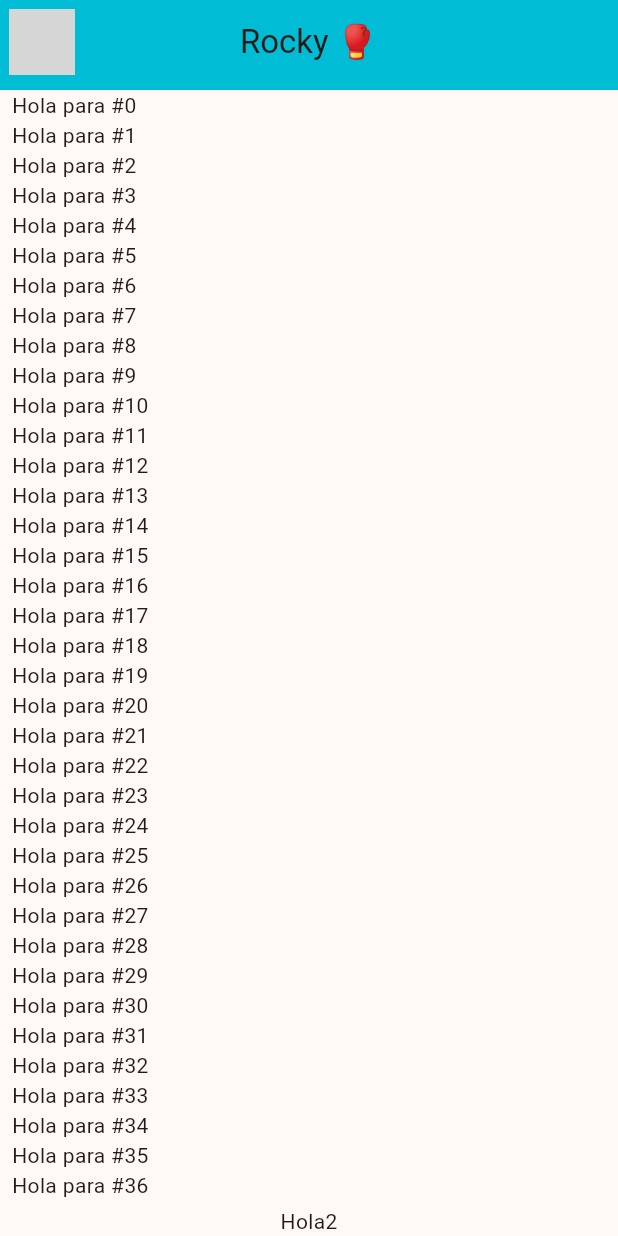
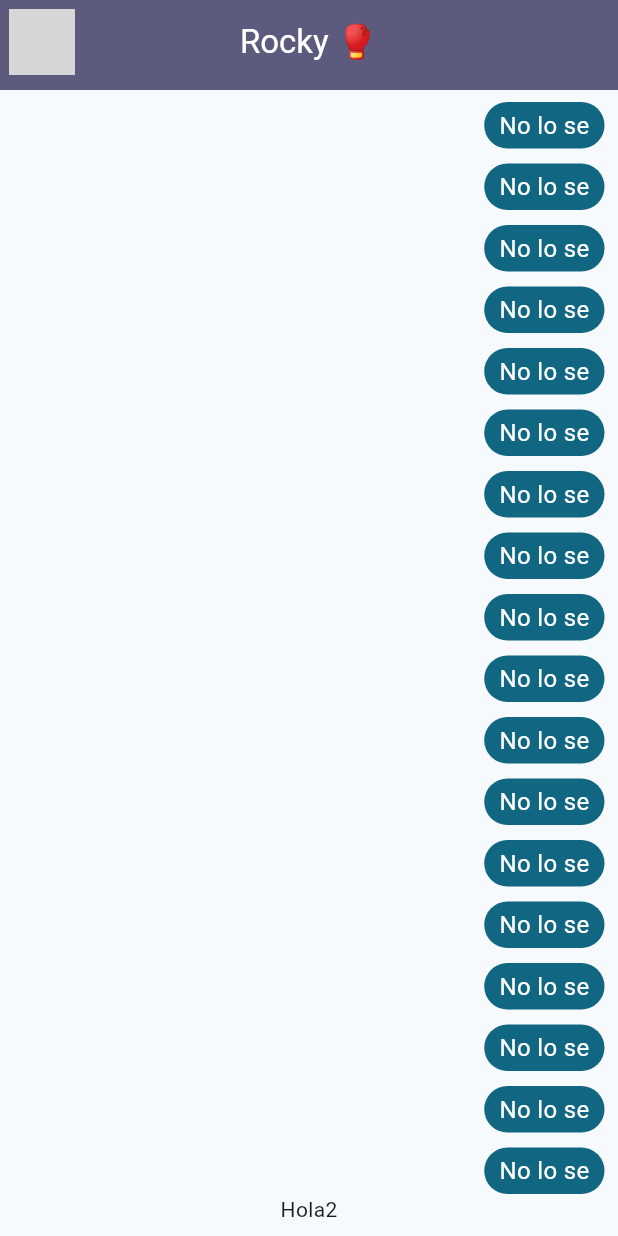
Before and after one commit to RafaEscobar/Flutter-Maybe-App, a Flutter app: the screen it shows after launch, on a phone screen of 412 x 824 dp. Run offline on Flutter 3.47's test engine with Material 3 defaults, Android fonts, the light colour scheme and no system bars; network calls fail; grey boxes are pictures that could not be loaded.

Commit message:
Agrega burbujas de mensajes propios

```diff
--- a/lib/main.dart
+++ b/lib/main.dart
@@ -13,7 +13,7 @@ class MyApp extends StatelessWidget {
   Widget build(BuildContext context) {
     return MaterialApp(
       debugShowCheckedModeBanner: false,
-      theme: AppTheme(selectedColor: 4).theme(),
+      theme: AppTheme(selectedColor: 3).theme(),
       home: const ChatScreen()
     );
   }
--- a/lib/presentation/screens/chat/chat_screen.dart
+++ b/lib/presentation/screens/chat/chat_screen.dart
@@ -1,4 +1,5 @@
 import 'package:flutter/material.dart';
+import 'package:maybe_app/presentation/widgets/my_bubble_chat.dart';
 
 class ChatScreen extends StatelessWidget {
   const ChatScreen({super.key});
@@ -19,13 +20,13 @@ class BodyChat extends StatelessWidget {
   Widget build(BuildContext context) {
     return SafeArea(
       child: Padding(
-        padding: const EdgeInsets.symmetric(horizontal: 8.0),
+        padding: const EdgeInsets.symmetric(horizontal: 9.0, vertical: 8),
         child: Column(
           children: [
             Expanded(
               child: ListView.builder(
                 itemBuilder: (context, index) {
-                  return Text('Hola para #$index');
+                  return const MyBubbleChat();
                 }
               )
             ),
@@ -45,15 +46,16 @@ class AppBarChat extends StatelessWidget implements PreferredSizeWidget {
 
   @override
   Widget build(BuildContext context) {
+    final colors = Theme.of(context).colorScheme;
     return AppBar(
-      backgroundColor: Colors.cyan,
+      backgroundColor: colors.tertiary,
       leading: const Padding(
         padding: EdgeInsets.all(6.0),
         child: CircleAvatar(
           backgroundImage: NetworkImage('https://m.media-amazon.com/images/I/81xWWYfuQwL._UC256,256_CACC,256,256_.jpg'),
         )
       ),
-      title: const Text('Rocky 🥊'),
+      title: const Text('Rocky 🥊', style: TextStyle(color: Colors.white),),
       centerTitle: true,
     );
   }
--- a/lib/presentation/widgets/my_bubble_chat.dart
+++ b/lib/presentation/widgets/my_bubble_chat.dart
@@ -5,6 +5,22 @@ class MyBubbleChat extends StatelessWidget {
 
   @override
   Widget build(BuildContext context) {
-    return const Text('My bubble chat');
+    final colors = Theme.of(context).colorScheme;
+    return Column(
+      crossAxisAlignment: CrossAxisAlignment.end,
+      children: [
+        Container(
+          decoration: BoxDecoration(
+            color: colors.primary,
+            borderRadius: BorderRadius.circular(20),
+          ),
+          child: const Padding(
+            padding: EdgeInsets.symmetric(horizontal: 10, vertical: 4),
+            child: Text('No lo se', style: TextStyle(fontSize: 16, color: Colors.white),),
+          ),
+        ),
+        const SizedBox(height: 10)
+      ],
+    );
   }
 }
```
